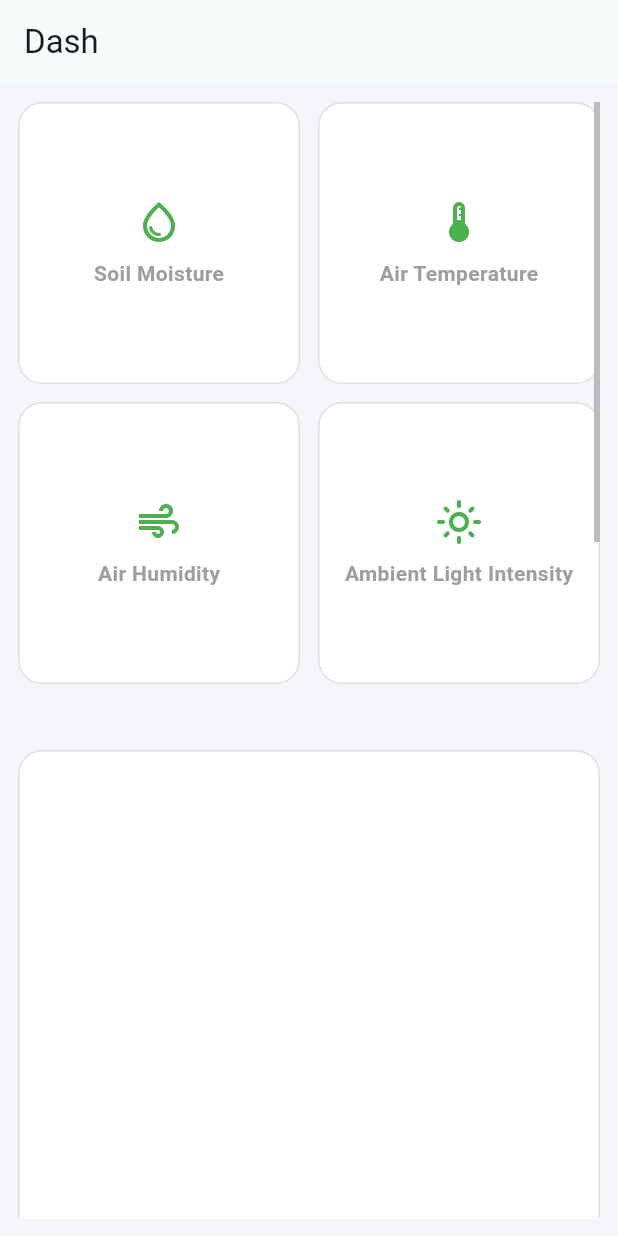
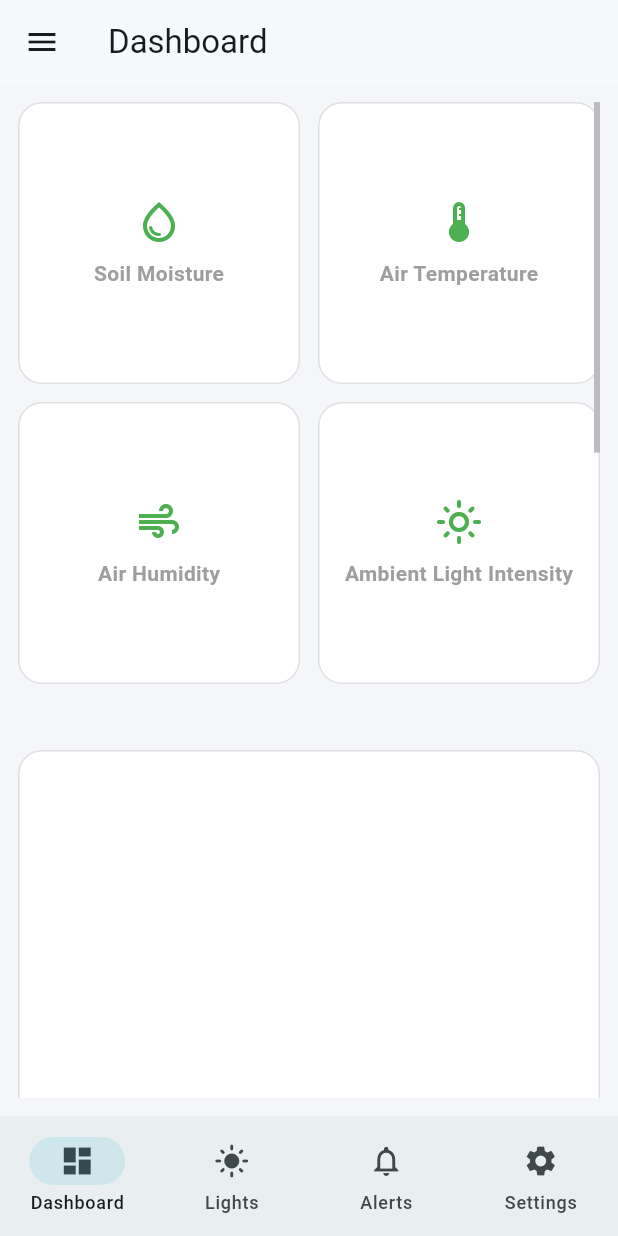
Before and after one commit to triptyyy/hydrogrow_app, a Flutter app: the Dashboard screen opened directly, on a phone screen of 412 x 824 dp. Run offline on Flutter 3.47's test engine with Material 3 defaults, Android fonts, the light colour scheme and no system bars.

Commit message:
Updated signup and dashboard

```diff
--- a/lib/dashboard.dart
+++ b/lib/dashboard.dart
@@ -1,5 +1,92 @@
 import 'package:flutter/material.dart';
+import 'package:major_project/alerts.dart';
+import 'package:major_project/lights.dart';
+import 'package:major_project/settings.dart';
 import 'package:major_project/login.dart';
+
+class Dashboard extends StatefulWidget {
+  const Dashboard({super.key});
+
+  @override
+  State<Dashboard> createState() => _DashboardState();
+}
+
+class _DashboardState extends State<Dashboard> {
+  int currentPage = 0;
+
+  final List<Widget> _pages = [
+    const DashboardContent(),
+    const LightsPage(),
+    const AlertsPage(),
+    const SettingsPage(),
+  ];
+
+  final List<String> _titles = [
+    'Dashboard',
+    'Lights',
+    'Alerts',
+    'Settings',
+  ];
+
+  @override
+  Widget build(BuildContext context) {
+    return Scaffold(
+      appBar: AppBar(title: Text(_titles[currentPage])),
+      drawer: Drawer(
+        child: ListView(
+          children: [
+            const DrawerHeader(
+              child: Center(child: Text('Menu')),
+            ),
+            ListTile(
+              title: const Text('Dashboard'),
+              onTap: () => setState(() => currentPage = 0),
+            ),
+            ListTile(
+              title: const Text('Lights'),
+              onTap: () => setState(() => currentPage = 1),
+            ),
+            ListTile(
+              title: const Text('Alerts'),
+              onTap: () => setState(() => currentPage = 2),
+            ),
+            ListTile(
+              title: const Text('Settings'),
+              onTap: () => setState(() => currentPage = 3),
+            ),
+            ListTile(
+              title: const Text('Logout'),
+              onTap: () {
+                Navigator.pushReplacement(
+                  context,
+                  MaterialPageRoute(builder: (context) => const Login()),
+                );
+              },
+            ),
+          ],
+        ),
+      ),
+      body: _pages[currentPage],
+      bottomNavigationBar: NavigationBar(
+        selectedIndex: currentPage,
+        onDestinationSelected: (int index) {
+          setState(() {
+            currentPage = index;
+          });
+        },
+        destinations: const [
+          NavigationDestination(icon: Icon(Icons.dashboard), label: 'Dashboard'),
+          NavigationDestination(icon: Icon(Icons.light_mode), label: 'Lights'),
+          NavigationDestination(icon: Icon(Icons.notifications_none), label: 'Alerts'),
+          NavigationDestination(icon: Icon(Icons.settings), label: 'Settings'),
+        ],
+      ),
+    );
+  }
+}
+
+class DashboardContent extends StatelessWidget {
+  const DashboardContent({super.key});
 
   Widget myRoundedBox({required IconData icon, required String label}) {
     return Container(
@@ -27,26 +114,20 @@ Widget myRoundedBox({required IconData icon, required String label}) {
     );
   }
 
-class Dashboard extends StatelessWidget {
-  const Dashboard({super.key});
-
   @override
   Widget build(BuildContext context) {
-    return Scaffold(
-      appBar: AppBar(
-        title: Text("Dash"),
-      ),
-      backgroundColor: const Color(0xFFF5F6FA),
-      body: Padding(
+    return Container(
+      color: const Color(0xFFF5F6FA),
+      child: Padding(
         padding: const EdgeInsets.all(12),
         child: Scrollbar(
           thumbVisibility: true,
           child: ListView(
             children: [
               SizedBox(
-                height: 420, // fixed height to contain GridView
+                height: 420,
                 child: GridView.count(
-                  physics: const NeverScrollableScrollPhysics(), // disable GridView's own scrolling
+                  physics: const NeverScrollableScrollPhysics(),
                   crossAxisCount: 2,
                   crossAxisSpacing: 12,
                   mainAxisSpacing: 12,
@@ -58,8 +139,6 @@ class Dashboard extends StatelessWidget {
                   ],
                 ),
               ),
-
-              //soil moisture trends
               const SizedBox(height: 12),
               Container(
                 height: 700,
@@ -80,7 +159,6 @@ class Dashboard extends StatelessWidget {
                   ),
                 ),
               ),
-
               const SizedBox(height: 12),
               Container(
                 height: 300,
@@ -90,7 +168,7 @@ class Dashboard extends StatelessWidget {
                   borderRadius: BorderRadius.circular(16),
                   border: Border.all(color: Colors.grey.shade300),
                 ),
-                child: Column(
+                child: const Column(
                   mainAxisAlignment: MainAxisAlignment.center,
                   children: [
                     Text(
@@ -102,18 +180,9 @@ class Dashboard extends StatelessWidget {
                       ),
                     ),
                     SizedBox(height: 12),
-                  ElevatedButton(
-                    onPressed: () {
-                      Navigator.pushReplacement(
-              context,
-              MaterialPageRoute(builder: (context) => Login()),
-            );
-                    },
-                    child: Text("View Details"),
-                  ),
+
                   ],
                 ),
-
               ),
             ],
           ),
@@ -122,9 +191,3 @@ class Dashboard extends StatelessWidget {
     );
   }
 }
-
-void main() {
-  runApp(const MaterialApp(
-    home: Dashboard(),
-  ));
-}
--- a/lib/lights.dart
+++ b/lib/lights.dart
@@ -28,7 +28,7 @@ Widget build(BuildContext context) {
              child: Text(
               'Control mode',
               style: TextStyle(
-              color: Colors.black, // text color black
+              color: Colors.black,
               fontSize: 30,
               fontWeight: FontWeight.bold,
             ),),
@@ -38,7 +38,7 @@ Widget build(BuildContext context) {
 
              )
           ),
-          SizedBox(height: 16), // spacing between containers
+          SizedBox(height: 16),
           Container(
             width: double.infinity,
             height: 100,
--- a/lib/login.dart
+++ b/lib/login.dart
@@ -1,5 +1,7 @@
 import 'package:flutter/material.dart';
-import 'signup.dart'; // ✅ Add this line
+import 'signup.dart';
+import 'dashboard.dart';
+
 
 class Login extends StatelessWidget {
   const Login({super.key});
@@ -72,7 +74,10 @@ class Login extends StatelessWidget {
                     width: double.infinity,
                     child: ElevatedButton(
                       onPressed: () {
-                        // Navigate to Dashboard
+                        Navigator.push(
+                          context,
+                          MaterialPageRoute(builder: (context) => const Dashboard()),
+                        );
                       },
                       style: ElevatedButton.styleFrom(
                         backgroundColor: Colors.green,
@@ -84,6 +89,7 @@ class Login extends StatelessWidget {
                       child: const Text("Login", style: TextStyle(fontSize: 16)),
                     ),
                   ),
+
 
                   const SizedBox(height: 24),
 
```
Also changed, not shown: lib/main.dart (+2 -105 lines). Lines whose indentation alone changed are shown as unchanged.
